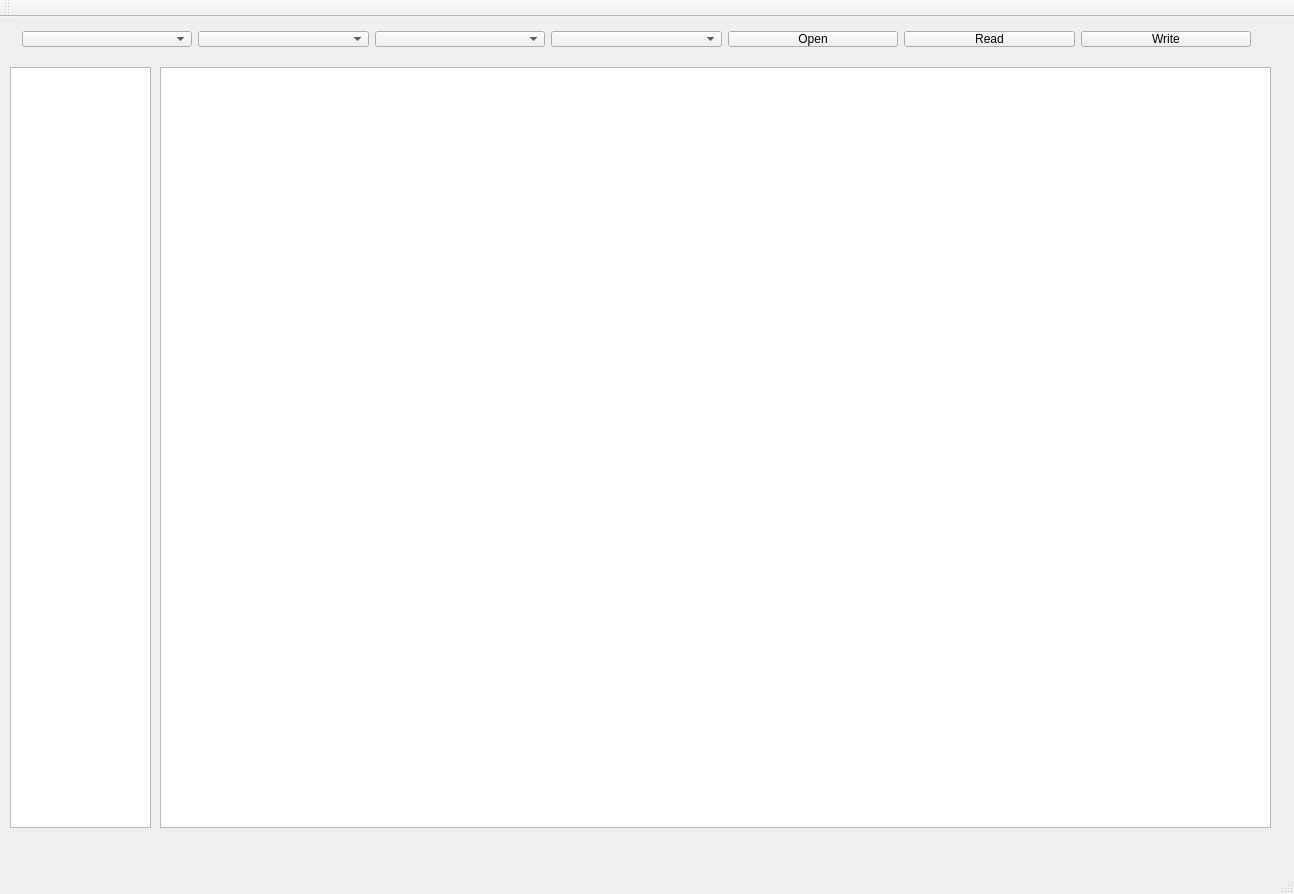
Qt form mainwindow.ui (peredelkin/ecu_editor) before a commit.
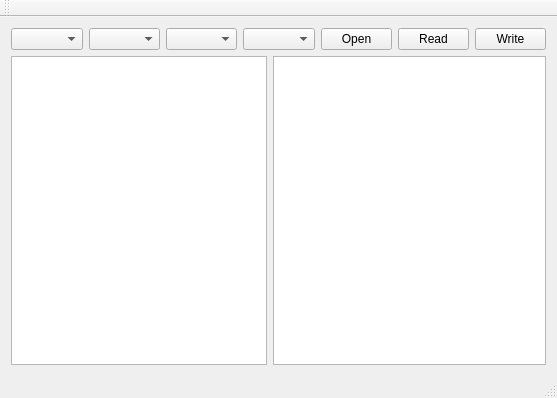
The same form after that commit.

The edit to the form file:
```diff
--- a/mainwindow.ui
+++ b/mainwindow.ui
@@ -6,8 +6,8 @@
    <rect>
     <x>0</x>
     <y>0</y>
-    <width>1294</width>
-    <height>894</height>
+    <width>557</width>
+    <height>398</height>
    </rect>
   </property>
   <property name="sizePolicy">
@@ -26,35 +26,8 @@
    <string>MainWindow</string>
   </property>
   <widget class="QWidget" name="centralWidget">
-   <widget class="QTableView" name="tableView_value">
-    <property name="geometry">
-     <rect>
-      <x>160</x>
-      <y>50</y>
-      <width>1111</width>
-      <height>761</height>
-     </rect>
-    </property>
-   </widget>
-   <widget class="QTreeView" name="treeView_parameter">
-    <property name="geometry">
-     <rect>
-      <x>10</x>
-      <y>50</y>
-      <width>141</width>
-      <height>761</height>
-     </rect>
-    </property>
-   </widget>
-   <widget class="QWidget" name="layoutWidget">
-    <property name="geometry">
-     <rect>
-      <x>11</x>
-      <y>3</y>
-      <width>1251</width>
-      <height>38</height>
-     </rect>
-    </property>
+   <layout class="QGridLayout" name="gridLayout">
+    <item row="0" column="0" colspan="2">
     <layout class="QHBoxLayout" name="horizontalLayout">
      <item>
       <widget class="QComboBox" name="comboBox_availablePorts">
@@ -130,7 +103,28 @@
       </widget>
      </item>
     </layout>
-   </widget>
+    </item>
+    <item row="1" column="0">
+     <widget class="QTreeView" name="treeView_parameter">
+      <property name="sizePolicy">
+       <sizepolicy hsizetype="Fixed" vsizetype="Expanding">
+        <horstretch>0</horstretch>
+        <verstretch>0</verstretch>
+       </sizepolicy>
+      </property>
+     </widget>
+    </item>
+    <item row="1" column="1">
+     <widget class="QTableView" name="tableView_value">
+      <property name="verticalScrollBarPolicy">
+       <enum>Qt::ScrollBarAlwaysOff</enum>
+      </property>
+      <property name="sizeAdjustPolicy">
+       <enum>QAbstractScrollArea::AdjustToContents</enum>
+      </property>
+     </widget>
+    </item>
+   </layout>
   </widget>
   <widget class="QMenuBar" name="menuBar">
    <property name="geometry">
```
Left out of the diff: 4 changed lines with no effect on the pictures. Lines whose indentation alone changed are shown as unchanged.
